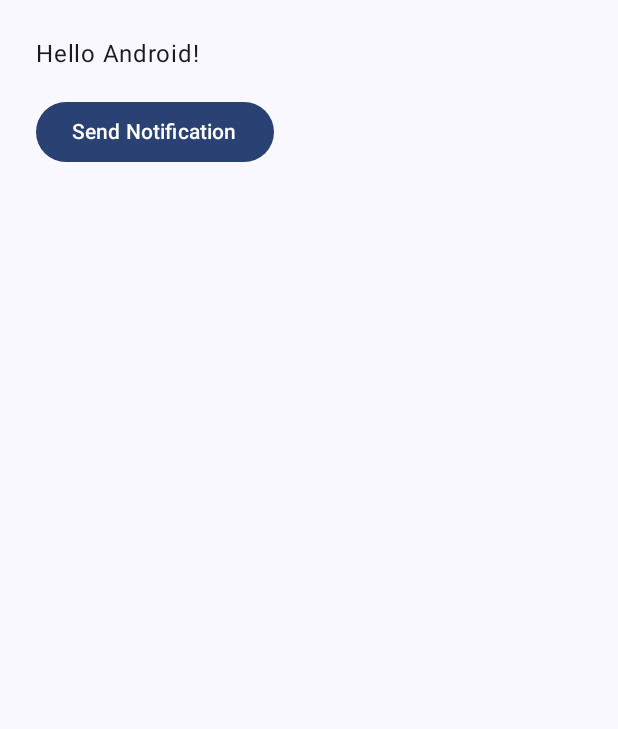
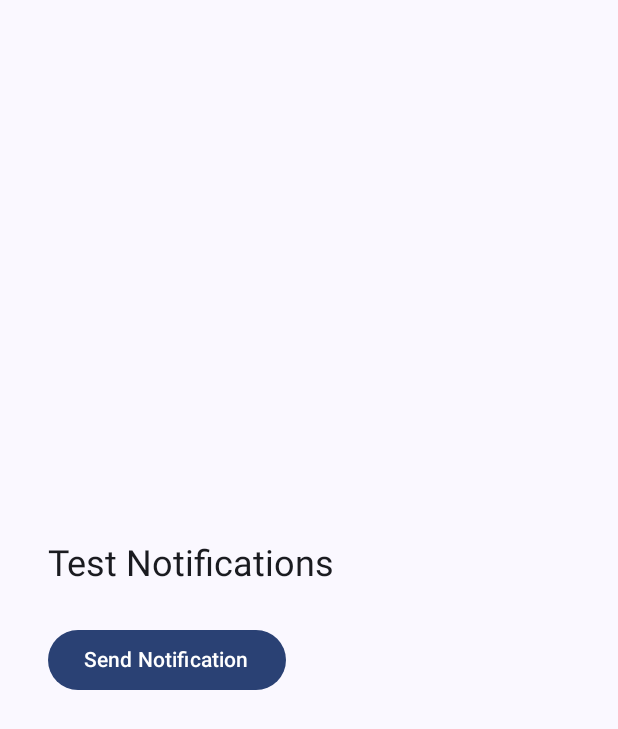
Before and after one commit to Gou-ash/FishyFrank, an Android app built with Jetpack Compose: the screen it shows after launch (MainActivity), after a tap on "Send Notification", on a phone screen of 412 x 824 dp. Shown: the top 729 px of the screen. Run offline under Robolectric (Android 15) with nearby library versions, the phone set to English and light mode, and no system bars.

Commit message:
ni edziaa

```diff
--- a/app/src/main/java/com/example/hackaton/MainActivity.kt
+++ b/app/src/main/java/com/example/hackaton/MainActivity.kt
@@ -1,7 +1,5 @@
 package com.example.hackaton
 
-import android.Manifest
-import android.os.Build
 import android.os.Bundle
 import androidx.activity.ComponentActivity
 import androidx.activity.compose.setContent
@@ -10,43 +8,31 @@ import androidx.compose.foundation.layout.*
 import androidx.compose.material3.*
 import androidx.compose.runtime.*
 import androidx.compose.ui.Modifier
+import androidx.compose.ui.unit.dp
 import androidx.compose.ui.tooling.preview.Preview
-import androidx.compose.ui.unit.dp
-import androidx.core.app.ActivityCompat
 import com.example.hackaton.ui.theme.HackatonTheme
 
 class MainActivity : ComponentActivity() {
 
-    companion object {
-        const val CHANNEL_ID = "my_channel_id"
-        const val NOTIFICATION_ID = 1
-    }
-
     override fun onCreate(savedInstanceState: Bundle?) {
         super.onCreate(savedInstanceState)
         enableEdgeToEdge()
-
-        // Request notification permission if on Android 13+
-        if (Build.VERSION.SDK_INT >= Build.VERSION_CODES.TIRAMISU) {
-            ActivityCompat.requestPermissions(
-                this,
-                arrayOf(Manifest.permission.POST_NOTIFICATIONS),
-                1001
-            )
-        }
-
-        // Create notification channel
-        val notificationHelper = NotificationHelper(this)
-        notificationHelper.createChannel(CHANNEL_ID)
-
         setContent {
             HackatonTheme {
                 Scaffold(modifier = Modifier.fillMaxSize()) { innerPadding ->
-                    // Show a button to send notification
-                    NotificationDemo(
+                    NotificationTestUI(
                         modifier = Modifier.padding(innerPadding),
-                        onSendNotif = {
-                            notificationHelper.sendNotification(CHANNEL_ID, NOTIFICATION_ID)
+                        sendNotification = {
+                            // Request notification permission if needed (Android 13+)
+                            NotificationHelper.requestNotificationPermission(this)
+
+                            // Create NotificationHelper and send a notification
+                            val helper = NotificationHelper(this)
+                            helper.sendNotification(
+                                notificationId = 1,
+                                title = "Hello from Hackaton!",
+                                text = "If you see this, notifications work 🎉"
+                            )
                         }
                     )
                 }
@@ -56,15 +42,22 @@ class MainActivity : ComponentActivity() {
 }
 
 @Composable
-fun NotificationDemo(modifier: Modifier = Modifier, onSendNotif: () -> Unit) {
+fun NotificationTestUI(
+    modifier: Modifier = Modifier,
+    sendNotification: () -> Unit
+) {
     Column(
         modifier = modifier
             .fillMaxSize()
-            .padding(24.dp)
+            .padding(32.dp),
+        verticalArrangement = Arrangement.Center
     ) {
-        Text(text = "Hello Android!")
-        Spacer(modifier = Modifier.height(16.dp))
-        Button(onClick = { onSendNotif() }) {
+        Text(
+            text = "Test Notifications",
+            style = MaterialTheme.typography.headlineSmall,
+            modifier = Modifier.padding(bottom = 24.dp)
+        )
+        Button(onClick = { sendNotification() }) {
             Text("Send Notification")
         }
     }
@@ -72,8 +65,8 @@ fun NotificationDemo(modifier: Modifier = Modifier, onSendNotif: () -> Unit) {
 
 @Preview(showBackground = true)
 @Composable
-fun NotificationDemoPreview() {
+fun NotificationTestUIPreview() {
     HackatonTheme {
-        NotificationDemo(onSendNotif = {})
+        NotificationTestUI(sendNotification = {})
     }
 }
--- a/app/src/main/java/com/example/hackaton/Notification.kt
+++ b/app/src/main/java/com/example/hackaton/Notification.kt
@@ -9,45 +9,83 @@ import androidx.core.app.NotificationManagerCompat
 import androidx.core.app.ActivityCompat
 import android.content.pm.PackageManager
 import android.Manifest
-//import androidx.appcompat.app.AppCompatActivity
 
 class NotificationHelper(private val context: Context) {
 
-    fun createChannel(channelId: String) {
+    companion object {
+        const val DEFAULT_CHANNEL_ID = "default_channel"
+
+        // Call this from your Activity to request permission (Android 13+)
+        fun requestNotificationPermission(activity: android.app.Activity, requestCode: Int = 1001) {
+            if (Build.VERSION.SDK_INT >= Build.VERSION_CODES.TIRAMISU) {
+                if (ActivityCompat.checkSelfPermission(
+                        activity,
+                        Manifest.permission.POST_NOTIFICATIONS
+                    ) != PackageManager.PERMISSION_GRANTED
+                ) {
+                    ActivityCompat.requestPermissions(
+                        activity,
+                        arrayOf(Manifest.permission.POST_NOTIFICATIONS),
+                        requestCode
+                    )
+                }
+            }
+        }
+    }
+
+    // Should be called before sending any notifications
+    fun createChannel(
+        channelId: String = DEFAULT_CHANNEL_ID,
+        name: String = context.getString(R.string.channel_name),
+        descriptionText: String = context.getString(R.string.channel_description)
+    ) {
         if (Build.VERSION.SDK_INT >= Build.VERSION_CODES.O) {
-            val name = context.getString(R.string.channel_name)
-            val descriptionText = context.getString(R.string.channel_description)
             val importance = NotificationManager.IMPORTANCE_DEFAULT
             val mChannel = NotificationChannel(channelId, name, importance)
             mChannel.description = descriptionText
-            val notificationManager = context.getSystemService(Context.NOTIFICATION_SERVICE) as NotificationManager
+            val notificationManager =
+                context.getSystemService(Context.NOTIFICATION_SERVICE) as NotificationManager
             notificationManager.createNotificationChannel(mChannel)
         }
     }
 
-    fun getNotificationBuilder(channelId: String): NotificationCompat.Builder {
+    // Builds a notification with dynamic title and text
+    private fun getNotificationBuilder(
+        channelId: String,
+        title: String,
+        text: String
+    ): NotificationCompat.Builder {
         return NotificationCompat.Builder(context, channelId)
-            .setSmallIcon(R.drawable.notification_icon)
-            .setContentTitle("Tytuł")
-            .setContentText("Ważne info")
+            .setSmallIcon(android.R.drawable.ic_dialog_info) // Use your own icon
+            .setContentTitle(title)
+            .setContentText(text)
             .setPriority(NotificationCompat.PRIORITY_DEFAULT)
+            .setAutoCancel(true)
     }
 
-    fun sendNotification(channelId: String, notificationId: Int) {
-        val builder = getNotificationBuilder(channelId)
-
-        // Check notification permission (Android 13+)
+    // Sends a notification (call createChannel() before using this)
+    fun sendNotification(
+        channelId: String = DEFAULT_CHANNEL_ID,
+        notificationId: Int,
+        title: String,
+        text: String
+    ) {
+        // Android 13+ permission check
         if (Build.VERSION.SDK_INT >= Build.VERSION_CODES.TIRAMISU) {
             if (ActivityCompat.checkSelfPermission(
                     context,
                     Manifest.permission.POST_NOTIFICATIONS
                 ) != PackageManager.PERMISSION_GRANTED
             ) {
-                // Permission is not granted, handle accordingly (request permission in Activity)
+                // Permission not granted, handle in Activity
                 return
             }
         }
 
+        // Ensure channel exists (safe for repeated calls)
+        createChannel(channelId)
+
+        val builder = getNotificationBuilder(channelId, title, text)
         with(NotificationManagerCompat.from(context)) {
             notify(notificationId, builder.build())
         }
```
